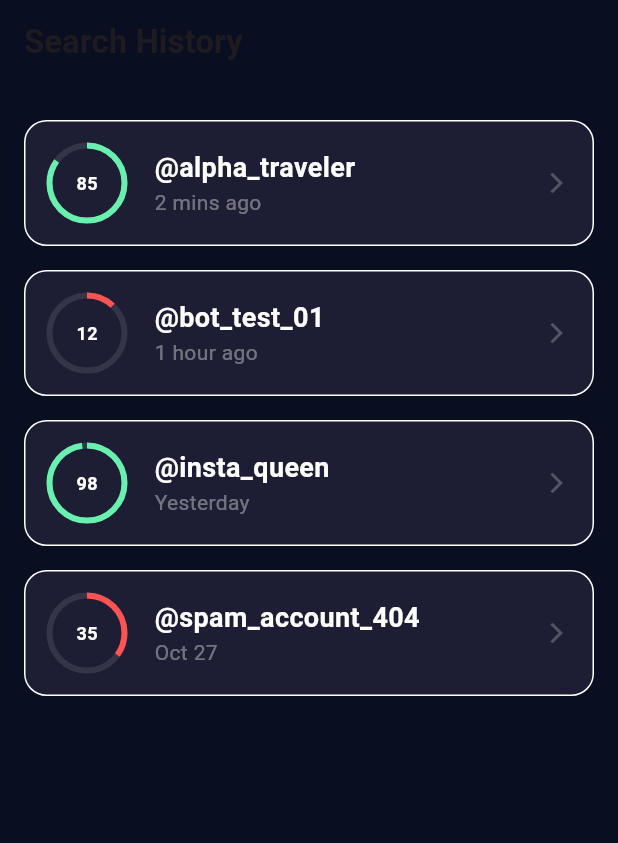
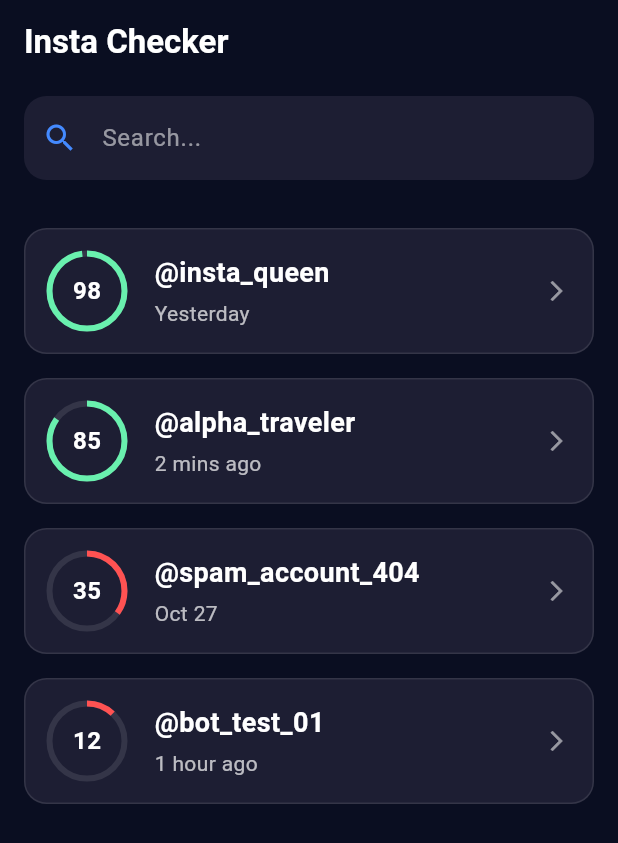
Before and after one commit to wringit/instachecker, a Flutter app: the screen it shows after launch, on a phone screen of 412 x 824 dp. Shown: the top 843 px of the screen. Run offline on Flutter 3.47's test engine with Material 3 defaults, Android fonts, the phone set to English and light mode, and no system bars; drawn by our look-alikes of flutter_slidable; missing offline and left inert: home_widget.

Commit message:
home page started, might change the format of it later on. more or less basics covered, need to make separate tabs for the submissions, will figure it out now

```diff
--- a/instachecker/lib/home_screen.dart
+++ b/instachecker/lib/home_screen.dart
@@ -1,4 +1,5 @@
 import 'package:flutter/material.dart';
+import 'package:flutter_slidable/flutter_slidable.dart';
 import 'result_screen.dart';
 
 class HomeScreen extends StatefulWidget {
@@ -9,7 +10,10 @@ class HomeScreen extends StatefulWidget {
 }
 
 class _HomeScreenState extends State<HomeScreen> {
-  // Mock Data
+  final TextEditingController _searchController = TextEditingController();
+  List<Map<String, dynamic>> _filteredHistory = [];
+
+  // mock data
   List<Map<String, dynamic>> searchHistory = [
     {"user": "alpha_traveler", "score": 0.85, "date": "2 mins ago"},
     {"user": "bot_test_01", "score": 0.12, "date": "1 hour ago"},
@@ -17,39 +21,90 @@ class _HomeScreenState extends State<HomeScreen> {
     {"user": "spam_account_404", "score": 0.35, "date": "Oct 27"},
   ];
 
+  void _filterSearch(String query) {
+    setState(() {
+      _filteredHistory = searchHistory
+          .where((item) => item['user'].toLowerCase().contains(query.toLowerCase()))
+          .toList();
+    });
+  }
+
+  @override
+  void initState() {
+    super.initState();
+    // sorted from most credible (1.0) to least (0.0)
+    searchHistory.sort((a, b) => b['score'].compareTo(a['score']));
+    _filteredHistory = searchHistory;
+  }
+
   @override
   Widget build(BuildContext context) {
     return Scaffold(
-      backgroundColor: const Color(0xFF0A0E21), // Apply navy theme
+      backgroundColor: const Color(0xFF0A0E21), // apply navy theme
       appBar: AppBar(
-        title: const Text("Search History", style: TextStyle(fontWeight: FontWeight.bold)),
+        title: const Text("Insta Checker", style: TextStyle(fontWeight: FontWeight.bold, color: Colors.white)),
         backgroundColor: Colors.transparent,
         elevation: 0,
       ),
-      body: ListView.builder(
+      body: Column(
+        children: [
+          // search bar
+          Padding(
+            padding: const EdgeInsets.symmetric(horizontal: 16, vertical: 8),
+            child: TextField(
+              controller: _searchController,
+              onChanged: _filterSearch, // trigger the filter
+              style: const TextStyle(color: Colors.white),
+              decoration: InputDecoration(
+                hintText: "Search...",
+                hintStyle: const TextStyle(color: Colors.white54),
+                prefixIcon: const Icon(Icons.search, color: Colors.blueAccent),
+                filled: true,
+                fillColor: const Color(0xFF1D1E33),
+                border: OutlineInputBorder(
+                  borderRadius: BorderRadius.circular(15),
+                  borderSide: BorderSide.none,
+                ),
+              ),
+            ),
+          ),
+
+          Expanded(
+            // This ensures only one slider stays open at a time
+            child: SlidableAutoCloseBehavior(
+              child: ListView.builder(
                 padding: const EdgeInsets.all(16),
-        itemCount: searchHistory.length,
+                itemCount: _filteredHistory.length,
                 itemBuilder: (context, index) {
-          final item = searchHistory[index];
+                  final item = _filteredHistory[index];
 
-          // Handle the Swipe-to-Delete
-          return Dismissible(
+                  // delete function
+                  return Padding(
+                    padding: const EdgeInsets.symmetric(vertical: 8.0),
+                    child: Slidable(
                       key: Key(item['user']),
-            direction: DismissDirection.endToStart,
-            onDismissed: (direction) {
+                      endActionPane: ActionPane(
+                        motion: const ScrollMotion(),
+                        extentRatio: 0.25,
+                        children: [
+                          SlidableAction(
+                            onPressed: (context) {
                               setState(() {
-                searchHistory.removeAt(index);
+                                String userToDelete = item['user'];
+                                searchHistory.removeWhere((element) => element['user'] == userToDelete);
+                                _filterSearch(_searchController.text);
                               });
                             },
-            background: Container(
-              alignment: Alignment.centerRight,
-              padding: const EdgeInsets.only(right: 20),
-              margin: const EdgeInsets.symmetric(vertical: 8),
-              decoration: BoxDecoration(
-                color: Colors.redAccent.withValues(),
-                borderRadius: BorderRadius.circular(15),
+                            backgroundColor: Colors.redAccent.withValues(alpha: 0.8),
+                            foregroundColor: Colors.white,
+                            icon: Icons.delete,
+                            label: 'Delete',
+                            borderRadius: const BorderRadius.only(
+                              topRight: Radius.circular(15),
+                              bottomRight: Radius.circular(15),
                             ),
-              child: const Icon(Icons.delete, color: Colors.white),
+                          ),
+                        ],
                       ),
 
                       // the actual card
@@ -58,8 +113,13 @@ class _HomeScreenState extends State<HomeScreen> {
                         score: item['score'],
                         date: item['date'],
                       ),
+                    ),
                   );
                 },
+              ),
+            ),
+          ),
+        ],
       ),
     );
   }
@@ -96,12 +156,11 @@ class HistoryTile extends StatelessWidget {
       },
       borderRadius: BorderRadius.circular(15),
       child: Container(
-        margin: const EdgeInsets.symmetric(vertical: 8),
         padding: const EdgeInsets.all(16),
         decoration: BoxDecoration(
           color: const Color(0xFF1D1E33), // lighter navy
           borderRadius: BorderRadius.circular(15),
-          border: Border.all(color: Colors.white.withValues()),
+          border: Border.all(color: Colors.white.withValues(alpha: 0.1)),
         ),
         child: Row(
           children: [
@@ -122,7 +181,7 @@ class HistoryTile extends StatelessWidget {
                   Center(
                     child: Text(
                       "${(score * 100).toInt()}",
-                      style: const TextStyle(color: Colors.white, fontSize: 12, fontWeight: FontWeight.bold),
+                      style: const TextStyle(color: Colors.white, fontSize: 16, fontWeight: FontWeight.bold),
                     ),
                   ),
                 ],
@@ -136,11 +195,12 @@ class HistoryTile extends StatelessWidget {
                 crossAxisAlignment: CrossAxisAlignment.start,
                 children: [
                   Text("@$username", style: const TextStyle(color: Colors.white, fontSize: 18, fontWeight: FontWeight.bold)),
-                  Text(date, style: const TextStyle(color: Colors.white38)),
+                  const SizedBox(height: 4),
+                  Text(date, style: const TextStyle(color: Colors.white70)),
                 ],
               ),
             ),
-            const Icon(Icons.arrow_forward_ios, color: Colors.white24, size: 16),
+            const Icon(Icons.arrow_forward_ios, color: Colors.white54, size: 16),
           ],
         ),
       ),
--- a/instachecker/pubspec.yaml
+++ b/instachecker/pubspec.yaml
@@ -37,6 +37,7 @@ dependencies:
   home_widget: ^0.9.0
   http: ^1.6.0
   url_launcher: ^6.3.2
+  flutter_slidable: ^4.0.3
 
 dev_dependencies:
   flutter_test:
```
Also changed, not shown: instachecker/pubspec.lock. Lines whose indentation alone changed are shown as unchanged.
